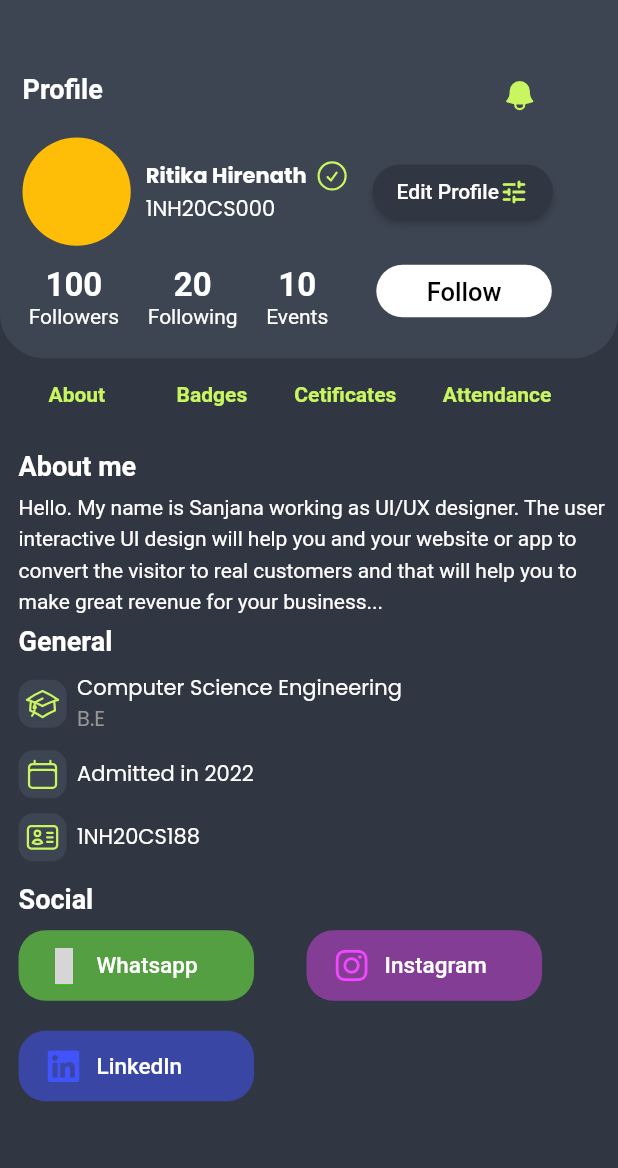
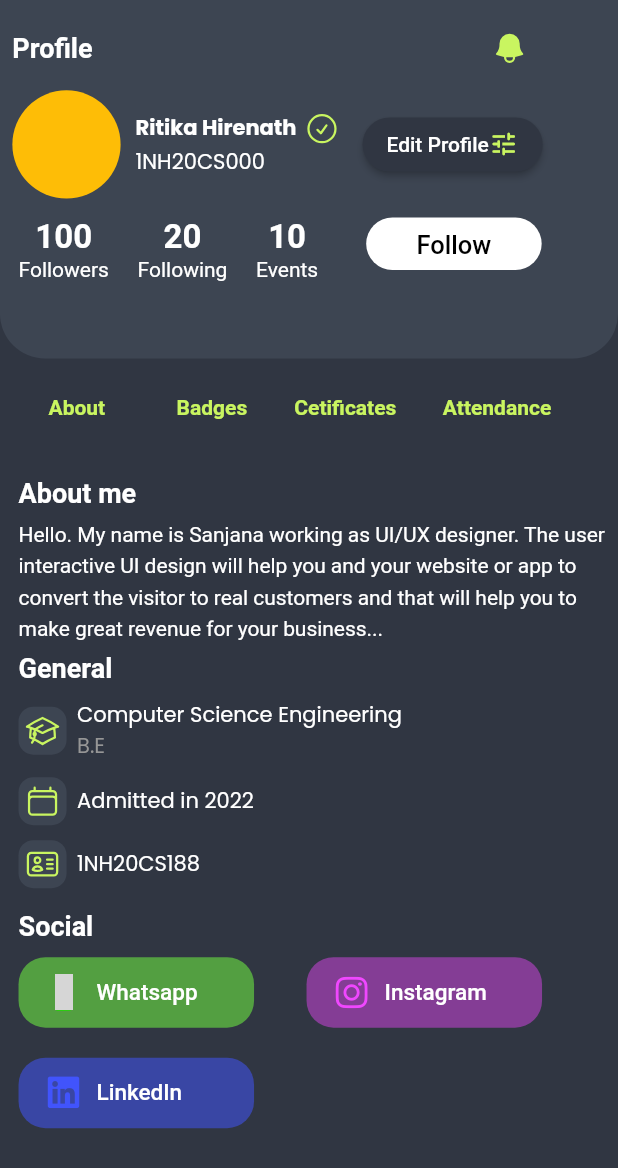
Before and after one commit to Evently-NHCE/Evently-App, a Flutter app: the Profile screen opened directly, on a phone screen of 412 x 824 dp. Shown: the top 1168 px of the screen. Run offline on Flutter 3.47's test engine with Material 2 defaults, Android fonts, the phone set to English and light mode, and no system bars; our stand-ins replace carousel_slider, custom_navigation_bar, dio, font_awesome_flutter, get, google_fonts and 4 more; missing offline and left inert: blobs, flutter_vibrate; Roboto replaces fonts that are missing (Chivo); statements that could not run were skipped; grey boxes are pictures that could not be loaded.

Commit message:
Profile page completed

```diff
--- a/lib/Screens/Profile/Components/ProfilePageBody.dart
+++ b/lib/Screens/Profile/Components/ProfilePageBody.dart
@@ -1,12 +1,9 @@
-import 'package:custom_navigation_bar/custom_navigation_bar.dart';
-import 'package:evently/Utility/Colors.dart';
 import 'package:flutter/material.dart';
 import 'package:font_awesome_flutter/font_awesome_flutter.dart';
 import 'package:google_fonts/google_fonts.dart';
 import 'package:heroicons/heroicons.dart';
 import 'package:hexcolor/hexcolor.dart';
 import 'package:sizer/sizer.dart';
-import 'package:text_scroll/text_scroll.dart';
 
 class ProfilePageBody extends StatefulWidget {
   const ProfilePageBody({Key? key}) : super(key: key);
@@ -17,10 +14,11 @@ class ProfilePageBody extends StatefulWidget {
 
 class _ProfilePageBodyState extends State<ProfilePageBody> {
   bool clicked = true;
-
+  List<String> tabs = ['About', 'Badges', 'Certificates', 'Attendance'];
   @override
   Widget build(BuildContext context) {
-    return Column(
+    return SingleChildScrollView(
+      child: Column(
         crossAxisAlignment: CrossAxisAlignment.start,
         children: [
           Container(
@@ -34,16 +32,12 @@ class _ProfilePageBodyState extends State<ProfilePageBody> {
               color: HexColor("#3D4552"),
             ),
             child: Padding(
-            padding: const EdgeInsets.all(15),
+              padding: EdgeInsets.only(left: 2.w, right: 2.w, top: 1.h),
               child: Column(
                 children: [
                   Row(
                     children: [
-                    Padding(
-                      padding: EdgeInsets.only(
-                        top: 2.h,
-                      ),
-                      child: Text(
+                      Text(
                         'Profile',
                         style: GoogleFonts.roboto(
                           fontWeight: FontWeight.bold,
@@ -51,23 +45,16 @@ class _ProfilePageBodyState extends State<ProfilePageBody> {
                           color: Colors.white,
                         ),
                       ),
-                    ),
                       SizedBox(
                         width: 254,
                       ),
-                    Padding(
-                      padding: EdgeInsets.only(
-                        right: 1.w,
-                        top: 3.h,
-                      ),
-                      child: IconButton(
+                      IconButton(
                           onPressed: () {},
                           icon: HeroIcon(
                             HeroIcons.bell,
                             color: HexColor("#C9F560"),
                             solid: true,
-                          )),
-                    )
+                          ))
                     ],
                   ),
                   SizedBox(
@@ -130,9 +117,8 @@ class _ProfilePageBodyState extends State<ProfilePageBody> {
                                 HexColor("#303642")),
                             foregroundColor:
                                 MaterialStateProperty.all<Color>(Colors.white),
-                          shape:
-                              MaterialStateProperty.all<RoundedRectangleBorder>(
-                                  RoundedRectangleBorder(
+                            shape: MaterialStateProperty.all<
+                                RoundedRectangleBorder>(RoundedRectangleBorder(
                               borderRadius: BorderRadius.circular(18.0),
                             ))),
                         onPressed: () {},
@@ -257,8 +243,8 @@ class _ProfilePageBodyState extends State<ProfilePageBody> {
                                 MaterialStateProperty.all<Color>(Colors.white),
                             foregroundColor:
                                 MaterialStateProperty.all<Color>(Colors.black),
-                          shape:
-                              MaterialStateProperty.all<RoundedRectangleBorder>(
+                            shape: MaterialStateProperty.all<
+                                RoundedRectangleBorder>(
                               RoundedRectangleBorder(
                                 borderRadius: BorderRadius.circular(18.0),
                               ),
@@ -272,7 +258,11 @@ class _ProfilePageBodyState extends State<ProfilePageBody> {
               ),
             ),
           ),
-        Row(
+          Container(
+            height: 8.h,
+            child: SingleChildScrollView(
+              scrollDirection: Axis.horizontal,
+              child: Row(
                 children: [
                   Padding(
                       padding: EdgeInsets.only(
@@ -290,11 +280,15 @@ class _ProfilePageBodyState extends State<ProfilePageBody> {
                         },
                         style: ButtonStyle(
                           backgroundColor: clicked
-                        ? MaterialStateProperty.all<Color>(HexColor("#303642"))
-                        : MaterialStateProperty.all<Color>(HexColor("#5E00D4")),
+                              ? MaterialStateProperty.all<Color>(
+                                  HexColor("#303642"))
+                              : MaterialStateProperty.all<Color>(
+                                  HexColor("#5E00D4")),
                           foregroundColor: clicked
-                        ? MaterialStateProperty.all<Color>(HexColor("#C9F560"))
-                        : MaterialStateProperty.all<Color>(HexColor("#FFFFFF")),
+                              ? MaterialStateProperty.all<Color>(
+                                  HexColor("#C9F560"))
+                              : MaterialStateProperty.all<Color>(
+                                  HexColor("#FFFFFF")),
                         ),
                         child: Text(
                           'About',
@@ -368,6 +362,8 @@ class _ProfilePageBodyState extends State<ProfilePageBody> {
                         ),
                       )),
                 ],
+              ),
+            ),
           ),
           SizedBox(
             height: 5,
@@ -531,9 +527,8 @@ class _ProfilePageBodyState extends State<ProfilePageBody> {
                         style: ButtonStyle(
                             backgroundColor: MaterialStateProperty.all<Color>(
                                 HexColor("#72FC41").withOpacity(0.53)),
-                          shape:
-                              MaterialStateProperty.all<RoundedRectangleBorder>(
-                                  RoundedRectangleBorder(
+                            shape: MaterialStateProperty.all<
+                                RoundedRectangleBorder>(RoundedRectangleBorder(
                               borderRadius: BorderRadius.circular(18.0),
                             ))),
                         child: Row(
@@ -572,9 +567,8 @@ class _ProfilePageBodyState extends State<ProfilePageBody> {
                             backgroundColor: MaterialStateProperty.all<Color>(
                               HexColor("#F047FF").withOpacity(0.44),
                             ),
-                          shape:
-                              MaterialStateProperty.all<RoundedRectangleBorder>(
-                                  RoundedRectangleBorder(
+                            shape: MaterialStateProperty.all<
+                                RoundedRectangleBorder>(RoundedRectangleBorder(
                               borderRadius: BorderRadius.circular(18.0),
                             ))),
                         child: Row(
@@ -644,10 +638,14 @@ class _ProfilePageBodyState extends State<ProfilePageBody> {
                     ),
                   ),
                 ),
+                SizedBox(
+                  height: 20.h,
+                ),
               ],
             ),
           ),
         ],
+      ),
     );
   }
 
```
Lines whose indentation alone changed are shown as unchanged.
